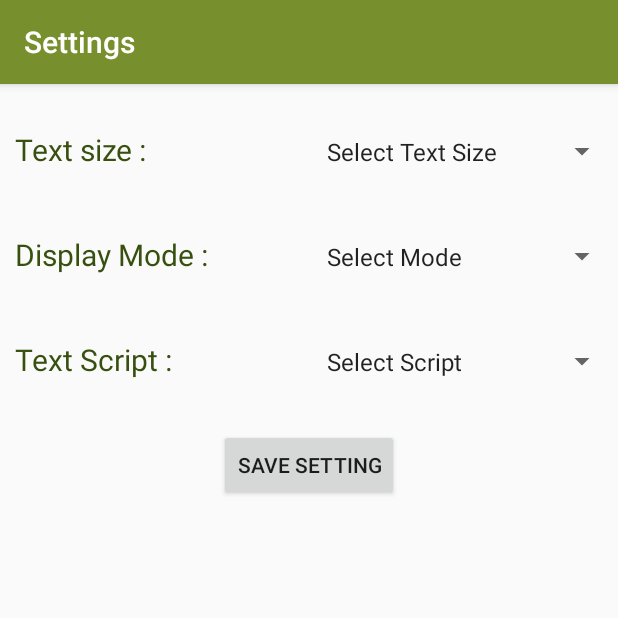
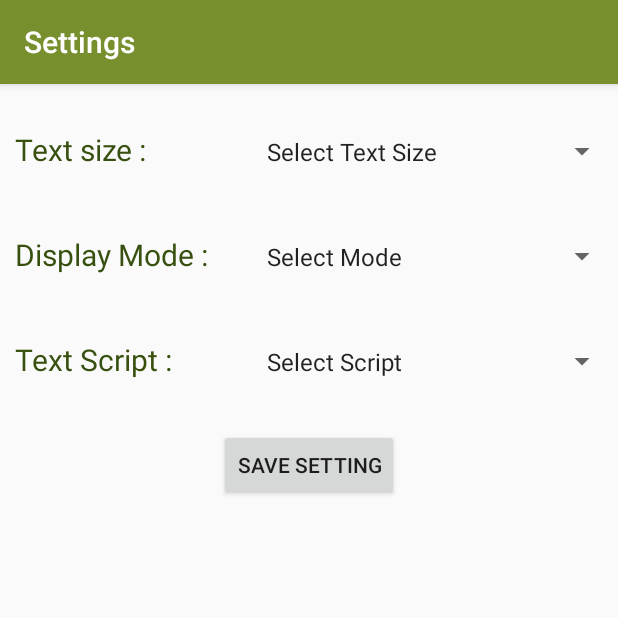
Before and after one commit to HTsmuh/HTDigital_Quran, an Android app: the SettingActivity screen opened directly, with no data from a screen before it, on a phone screen of 412 x 824 dp, the top half of it. Run offline under Robolectric (Android 15) with nearby library versions, the phone set to English and light mode, and no system bars.

Commit message:
work 18 May 2017

```diff
--- a/app/src/main/java/com/example/hp/digitalquran/Fragments/MainActivity.java
+++ b/app/src/main/java/com/example/hp/digitalquran/Fragments/MainActivity.java
@@ -59,8 +59,8 @@ public class MainActivity extends AppCompatActivity {
 
     @Override
     public boolean onCreateOptionsMenu(Menu menu) {
+        getMenuInflater().inflate(R.menu.menu_about_us, menu);
         getMenuInflater().inflate(R.menu.menu_credits, menu);
-        getMenuInflater().inflate(R.menu.menu_about_us, menu);
         getMenuInflater().inflate(R.menu.menu_setting, menu);
         return true;
     }
--- a/app/src/main/java/com/example/hp/digitalquran/Menu/AboutUsActivity.java
+++ b/app/src/main/java/com/example/hp/digitalquran/Menu/AboutUsActivity.java
@@ -2,7 +2,9 @@ package com.example.hp.digitalquran.Menu;
 
 import android.support.v7.app.AppCompatActivity;
 import android.os.Bundle;
+import android.widget.Toast;
 
+import com.example.hp.digitalquran.Fragments.MainActivity;
 import com.example.hp.digitalquran.R;
 
 public class AboutUsActivity extends AppCompatActivity {
--- a/app/src/main/java/com/example/hp/digitalquran/Menu/SettingActivity.java
+++ b/app/src/main/java/com/example/hp/digitalquran/Menu/SettingActivity.java
@@ -9,6 +9,7 @@ import android.widget.LinearLayout;
 import android.widget.Spinner;
 import android.widget.Toast;
 
+import com.example.hp.digitalquran.Fragments.MainActivity;
 import com.example.hp.digitalquran.R;
 
 public class SettingActivity extends AppCompatActivity {
@@ -18,11 +19,11 @@ public class SettingActivity extends AppCompatActivity {
     Button setting_button;
     String size;
     String mode;
-    String script;
     int Finalsize;
     String Finalmode;
-    String Finalscript;
+    String Finalscript="me_quran";
     LinearLayout layout;
+    MenuObject menuObject;
     @Override
     protected void onCreate(Bundle savedInstanceState) {
         super.onCreate(savedInstanceState);
@@ -36,11 +37,13 @@ public class SettingActivity extends AppCompatActivity {
 
         size = textSize.getSelectedItem().toString().trim();
         mode = displayMode.getSelectedItem().toString().trim();
-        script = textScript.getSelectedItem().toString().trim();
 
+        menuObject=new MenuObject();
+        menuObject.setScript(Finalscript);
         setting_button.setOnClickListener(new View.OnClickListener() {
             @Override
             public void onClick(View v) {
+
                 if (size.equals("Small")) {
                         Finalsize = 15;
                     } else if (size.equals("Normal")) {
@@ -53,11 +56,14 @@ public class SettingActivity extends AppCompatActivity {
                         layout.setBackgroundColor(Color.BLACK);
                     } else if (mode.equals("Night Mode")) {
                         Finalmode = "@color/colorPrimaryDark";
-                    } else if (script.equals("Me Quran")) {
-                        Finalscript = "me_quran";
-                    } else if (script.equals("PDMS Saleem")) {
+                    } else if (textScript.getSelectedItem().toString().trim().equals("Me Quran")) {
+                    Finalscript ="me_quran";
+                    menuObject.setScript(Finalscript);
+                    } else if (textScript.getSelectedItem().toString().trim().equals("PDMS Saleem")) {
                         Finalscript = "pdms";
+                    menuObject.setScript(Finalscript);
                     }
+                Toast.makeText(SettingActivity.this, ""+menuObject.getScript(), Toast.LENGTH_SHORT).show();
             }
         });
     }
--- a/app/src/main/java/com/example/hp/digitalquran/ParaText.java
+++ b/app/src/main/java/com/example/hp/digitalquran/ParaText.java
@@ -17,7 +17,6 @@ import android.widget.ListView;
 import android.widget.RelativeLayout;
 import android.widget.ScrollView;
 import android.widget.TextView;
-
 import com.example.hp.digitalquran.Adapter.TranslationAdapter;
 import com.example.hp.digitalquran.Database.DbBackend;
 
@@ -63,7 +62,7 @@ public class ParaText extends AppCompatActivity {
         }else{
             relativeLayout.setBackgroundDrawable(portrait);
         }
-        quranText= (TextView) findViewById(R.id.quran_text);
+        quranText= (TextView) findViewById(R.id.para_text);
         tf = Typeface.createFromAsset(getAssets(), "fonts/pdms.ttf");
         quranText.setTypeface(tf);
 
--- a/app/src/main/java/com/example/hp/digitalquran/SurahText.java
+++ b/app/src/main/java/com/example/hp/digitalquran/SurahText.java
@@ -17,9 +17,11 @@ import android.widget.ListView;
 import android.widget.RelativeLayout;
 import android.widget.ScrollView;
 import android.widget.TextView;
+import android.widget.Toast;
 
 import com.example.hp.digitalquran.Adapter.TranslationAdapter;
 import com.example.hp.digitalquran.Database.DbBackend;
+import com.example.hp.digitalquran.Menu.MenuObject;
 
 import java.util.Arrays;
 
@@ -35,6 +37,7 @@ public class SurahText extends AppCompatActivity {
     boolean isTranslate=false;
     TranslationAdapter listAdapter;
     ScrollView SurahTextScroll;
+    MenuObject menuObject;
     @Override
     protected void onCreate(Bundle savedInstanceState) {
         super.onCreate(savedInstanceState);
@@ -60,7 +63,8 @@ public class SurahText extends AppCompatActivity {
         }else{
             relativeLayout.setBackgroundDrawable(portrait);
         }
-        quranText= (TextView) findViewById(R.id.quran_text);
+        quranText= (TextView) findViewById(R.id.para_text);
+
         tf = Typeface.createFromAsset(getAssets(), "fonts/pdms.ttf");
         quranText.setTypeface(tf);
 
--- a/app/src/main/res/layout/activity_para_text.xml
+++ b/app/src/main/res/layout/activity_para_text.xml
@@ -32,7 +32,7 @@
             android:layout_marginTop="5dp"
             android:src="@drawable/bismillah2"/>
             <TextView
-                android:id="@+id/quran_text"
+                android:id="@+id/para_text"
                 android:layout_width="match_parent"
                 android:layout_height="wrap_content"
                 android:text="ٱلْحَمْدُ لِلَّهِ رَبِّ ٱلْعَٰلَمِينَ"
--- a/app/src/main/res/layout/activity_setting.xml
+++ b/app/src/main/res/layout/activity_setting.xml
@@ -2,6 +2,7 @@
 <LinearLayout xmlns:android="http://schemas.android.com/apk/res/android"
     xmlns:tools="http://schemas.android.com/tools"
     android:layout_width="match_parent"
+    android:id="@+id/settingLayout"
     android:layout_height="match_parent"
     android:orientation="vertical"
     tools:context="com.example.hp.digitalquran.Menu.SettingActivity">
@@ -11,7 +12,7 @@
         android:orientation="horizontal"
         android:layout_marginTop="20dp">
         <TextView
-            android:layout_width="200dp"
+            android:layout_width="160dp"
             android:layout_height="50dp"
             android:text="Text size :"
             android:textSize="20sp"
@@ -30,7 +31,7 @@
         android:orientation="horizontal"
         android:layout_marginTop="20dp">
         <TextView
-            android:layout_width="200dp"
+            android:layout_width="160dp"
             android:layout_height="50dp"
             android:text="Display Mode :"
             android:textSize="20sp"
@@ -39,6 +40,7 @@
         <Spinner
             android:layout_width="match_parent"
             android:layout_height="50dp"
+            android:id="@+id/display_mode"
             android:entries="@array/display_mode"
             android:padding="10dp"/>
     </LinearLayout>
@@ -48,7 +50,7 @@
     android:orientation="horizontal"
     android:layout_marginTop="20dp">
     <TextView
-        android:layout_width="200dp"
+        android:layout_width="160dp"
         android:layout_height="50dp"
         android:text="Text Script :"
         android:textSize="20sp"
@@ -57,6 +59,7 @@
     <Spinner
         android:layout_width="match_parent"
         android:layout_height="50dp"
+        android:id="@+id/text_script"
         android:padding="10dp"
         android:entries="@array/text_script"/>
 </LinearLayout>
--- a/app/src/main/res/layout/activity_surah_text.xml
+++ b/app/src/main/res/layout/activity_surah_text.xml
@@ -36,7 +36,7 @@
                 android:layout_marginTop="5dp"
                 android:src="@drawable/bismillah2"/>
         <TextView xmlns:android="http://schemas.android.com/apk/res/android"
-            android:id="@+id/quran_text"
+            android:id="@+id/para_text"
             android:layout_width="match_parent"
             android:layout_height="wrap_content"
             android:text="ٱلْحَمْدُ لِلَّهِ رَبِّ ٱلْعَٰلَمِينَ"
--- a/app/src/main/res/values/strings.xml
+++ b/app/src/main/res/values/strings.xml
@@ -11,7 +11,7 @@
         <item>Small</item>
         <item>Normal</item>
         <item>Large</item>
-        <item>Very large</item>
+        <item>Extra large</item>
     </string-array>
     <string-array name="display_mode">
         <item>Select Mode</item>
```
Also changed, not shown: app/src/main/java/com/example/hp/digitalquran/Menu/MenuObject.java (+22 -12 lines).
